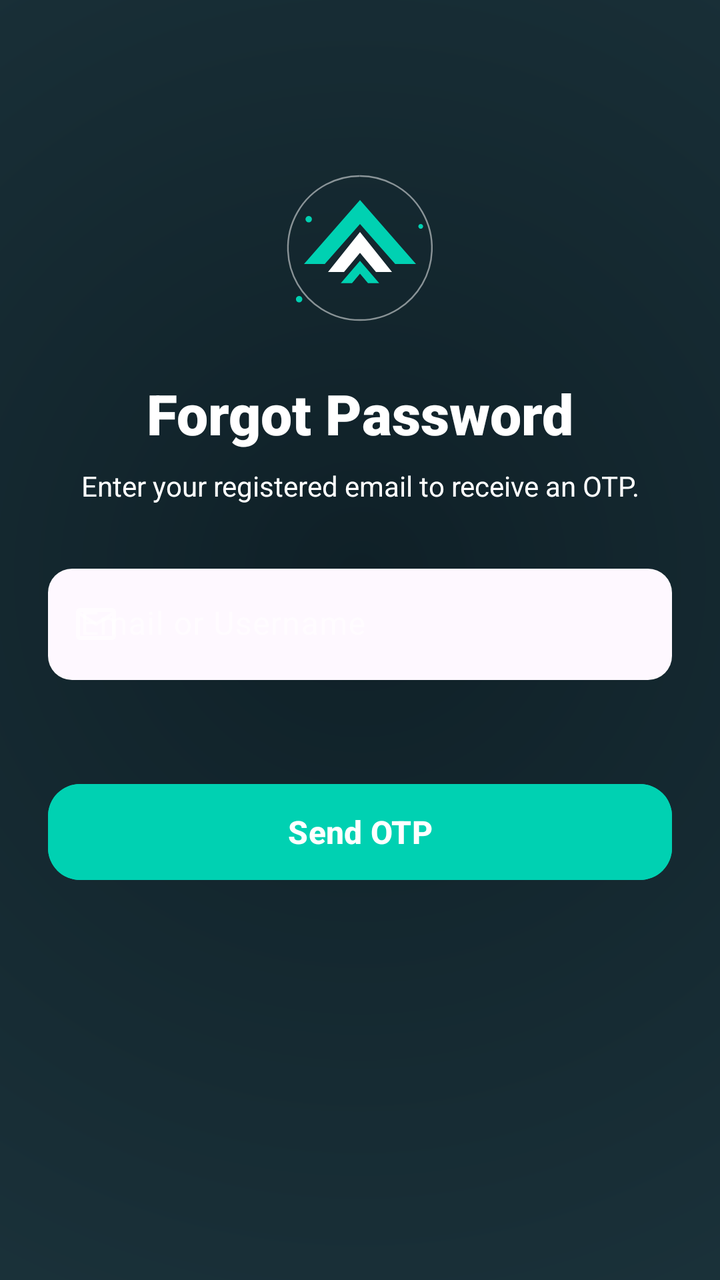
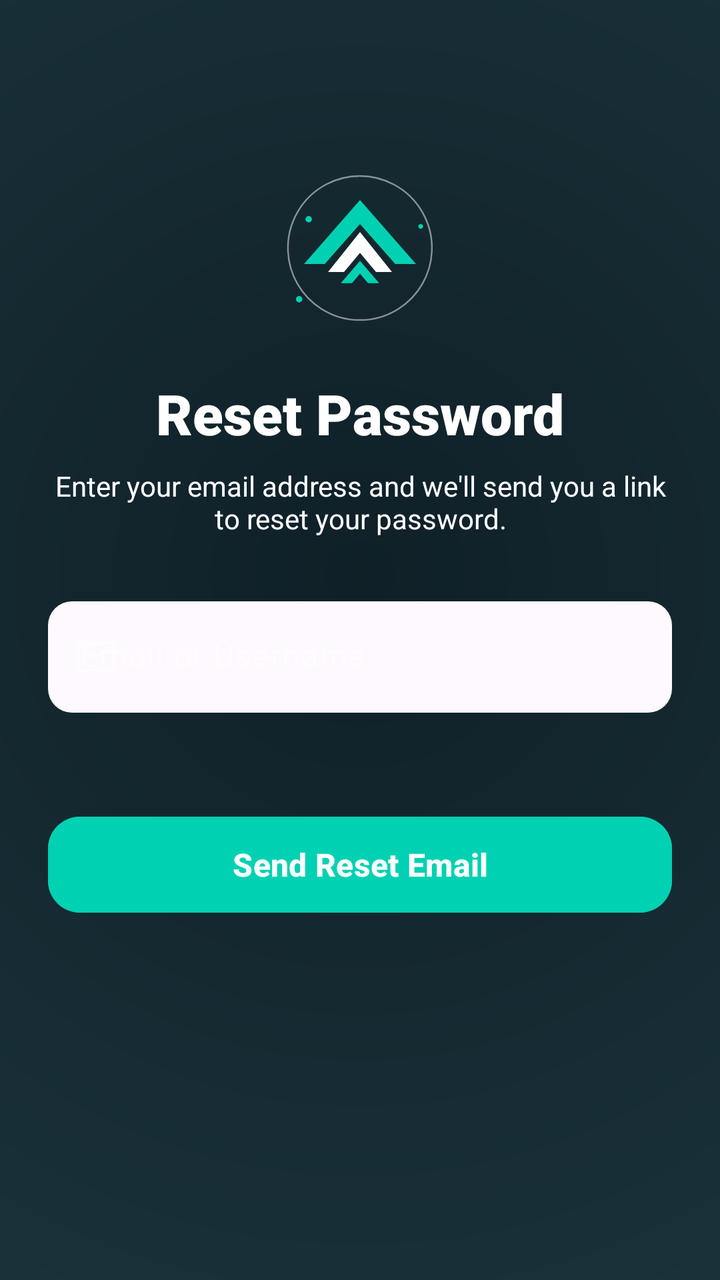

Screens rendered from an Android XML layout before and after an edit, with the pre-edit source and the edit as a unified diff.
<!-- AndroidManifest.xml: application theme Theme.VisualVibeFinCal -->
<!-- res/layout/activity_forgot_password.xml -->
<?xml version="1.0" encoding="utf-8"?>
<androidx.constraintlayout.widget.ConstraintLayout xmlns:android="http://schemas.android.com/apk/res/android"
    xmlns:app="http://schemas.android.com/apk/res-auto"
    xmlns:tools="http://schemas.android.com/tools"
    android:layout_width="match_parent"
    android:layout_height="match_parent"
    android:background="@drawable/splash_gradient"
    tools:context=".ForgotPasswordActivity">

    <ScrollView
        android:layout_width="match_parent"
        android:layout_height="match_parent"
        android:fillViewport="true"
        android:scrollbars="none">

        <androidx.constraintlayout.widget.ConstraintLayout
            android:layout_width="match_parent"
            android:layout_height="wrap_content"
            android:padding="24dp">

            <ImageView
                android:id="@+id/iv_logo"
                android:layout_width="80dp"
                android:layout_height="80dp"
                android:layout_marginTop="60dp"
                android:contentDescription="@string/app_logo"
                android:src="@drawable/ic_fincalc_logo_vector"
                app:layout_constraintEnd_toEndOf="parent"
                app:layout_constraintStart_toStartOf="parent"
                app:layout_constraintTop_toTopOf="parent" />

            <TextView
                android:id="@+id/tv_step_title"
                android:layout_width="wrap_content"
                android:layout_height="wrap_content"
                android:layout_marginTop="24dp"
                android:fontFamily="sans-serif-black"
                android:text="Forgot Password"
                android:textColor="@color/white"
                android:textSize="28sp"
                android:textStyle="bold"
                app:layout_constraintEnd_toEndOf="parent"
                app:layout_constraintStart_toStartOf="parent"
                app:layout_constraintTop_toBottomOf="@+id/iv_logo" />

            <TextView
                android:id="@+id/tv_step_desc"
                android:layout_width="0dp"
                android:layout_height="wrap_content"
                android:layout_marginTop="8dp"
                android:gravity="center"
                android:text="Enter your registered email to receive an OTP."
                android:textColor="@color/white"
                android:textSize="14sp"
                app:layout_constraintEnd_toEndOf="parent"
                app:layout_constraintStart_toStartOf="parent"
                app:layout_constraintTop_toBottomOf="@+id/tv_step_title" />

            <FrameLayout
                android:id="@+id/step_container"
                android:layout_width="match_parent"
                android:layout_height="wrap_content"
                android:layout_marginTop="32dp"
                app:layout_constraintTop_toBottomOf="@+id/tv_step_desc">

                
                <LinearLayout
                    android:id="@+id/layout_step_1"
                    android:layout_width="match_parent"
                    android:layout_height="wrap_content"
                    android:orientation="vertical">

                    <com.google.android.material.textfield.TextInputLayout
                        android:id="@+id/til_email"
                        style="@style/Widget.Material3.TextInputLayout.FilledBox"
                        android:layout_width="match_parent"
                        android:layout_height="wrap_content"
                        android:hint="@string/email_or_username"
                        android:textColorHint="#99FFFFFF"
                        app:boxBackgroundColor="#20FFFFFF"
                        app:boxCornerRadiusBottomEnd="12dp"
                        app:boxCornerRadiusBottomStart="12dp"
                        app:boxCornerRadiusTopEnd="12dp"
                        app:boxCornerRadiusTopStart="12dp"
                        app:boxStrokeWidth="0dp"
                        app:boxStrokeWidthFocused="1dp"
                        app:hintTextColor="#00D1B2"
                        app:startIconDrawable="@drawable/ic_email"
                        app:startIconTint="#99FFFFFF">

                        <com.google.android.material.textfield.TextInputEditText
                            android:id="@+id/et_email"
                            android:layout_width="match_parent"
                            android:layout_height="wrap_content"
                            android:inputType="textEmailAddress"
                            android:textColor="@color/white" />
                    </com.google.android.material.textfield.TextInputLayout>
                </LinearLayout>

                
                <LinearLayout
                    android:id="@+id/layout_step_2"
                    android:layout_width="match_parent"
                    android:layout_height="wrap_content"
                    android:orientation="vertical"
                    android:visibility="gone">

                    <com.google.android.material.textfield.TextInputLayout
                        android:id="@+id/til_otp"
                        style="@style/Widget.Material3.TextInputLayout.FilledBox"
                        android:layout_width="match_parent"
                        android:layout_height="wrap_content"
                        android:hint="6-Digit OTP"
                        android:textColorHint="#99FFFFFF"
                        app:boxBackgroundColor="#20FFFFFF"
                        app:boxCornerRadiusBottomEnd="12dp"
                        app:boxCornerRadiusBottomStart="12dp"
                        app:boxCornerRadiusTopEnd="12dp"
                        app:boxCornerRadiusTopStart="12dp"
                        app:boxStrokeWidth="0dp"
                        app:boxStrokeWidthFocused="1dp"
                        app:hintTextColor="#00D1B2"
                        app:startIconDrawable="@drawable/ic_lock"
                        app:startIconTint="#99FFFFFF">

                        <com.google.android.material.textfield.TextInputEditText
                            android:id="@+id/et_otp"
                            android:layout_width="match_parent"
                            android:layout_height="wrap_content"
                            android:inputType="number"
                            android:maxLength="6"
                            android:textColor="@color/white" />
                    </com.google.android.material.textfield.TextInputLayout>

                    <TextView
                        android:id="@+id/tv_resend_otp"
                        android:layout_width="wrap_content"
                        android:layout_height="wrap_content"
                        android:layout_gravity="end"
                        android:layout_marginTop="8dp"
                        android:padding="8dp"
                        android:text="Resend OTP"
                        android:textColor="#00D1B2"
                        android:textStyle="bold" />
                </LinearLayout>

                
                <LinearLayout
                    android:id="@+id/layout_step_3"
                    android:layout_width="match_parent"
                    android:layout_height="wrap_content"
                    android:orientation="vertical"
                    android:visibility="gone">

                    <com.google.android.material.textfield.TextInputLayout
                        android:id="@+id/til_new_password"
                        style="@style/Widget.Material3.TextInputLayout.FilledBox"
                        android:layout_width="match_parent"
                        android:layout_height="wrap_content"
                        android:hint="@string/new_password"
                        android:textColorHint="#99FFFFFF"
                        app:boxBackgroundColor="#20FFFFFF"
                        app:boxCornerRadiusBottomEnd="12dp"
                        app:boxCornerRadiusBottomStart="12dp"
                        app:boxCornerRadiusTopEnd="12dp"
                        app:boxCornerRadiusTopStart="12dp"
                        app:boxStrokeWidth="0dp"
                        app:boxStrokeWidthFocused="1dp"
                        app:hintTextColor="#00D1B2"
                        app:passwordToggleEnabled="true"
                        app:passwordToggleTint="#99FFFFFF"
                        app:startIconDrawable="@drawable/ic_lock"
                        app:startIconTint="#99FFFFFF">

                        <com.google.android.material.textfield.TextInputEditText
                            android:id="@+id/et_new_password"
                            android:layout_width="match_parent"
                            android:layout_height="wrap_content"
                            android:inputType="textPassword"
                            android:textColor="@color/white" />
                    </com.google.android.material.textfield.TextInputLayout>

                    <com.google.android.material.textfield.TextInputLayout
                        android:id="@+id/til_confirm_password"
                        style="@style/Widget.Material3.TextInputLayout.FilledBox"
                        android:layout_width="match_parent"
                        android:layout_height="wrap_content"
                        android:layout_marginTop="16dp"
                        android:hint="Confirm New Password"
                        android:textColorHint="#99FFFFFF"
                        app:boxBackgroundColor="#20FFFFFF"
                        app:boxCornerRadiusBottomEnd="12dp"
                        app:boxCornerRadiusBottomStart="12dp"
                        app:boxCornerRadiusTopEnd="12dp"
                        app:boxCornerRadiusTopStart="12dp"
                        app:boxStrokeWidth="0dp"
                        app:boxStrokeWidthFocused="1dp"
                        app:hintTextColor="#00D1B2"
                        app:passwordToggleEnabled="true"
                        app:passwordToggleTint="#99FFFFFF"
                        app:startIconDrawable="@drawable/ic_lock"
                        app:startIconTint="#99FFFFFF">

                        <com.google.android.material.textfield.TextInputEditText
                            android:id="@+id/et_confirm_password"
                            android:layout_width="match_parent"
                            android:layout_height="wrap_content"
                            android:inputType="textPassword"
                            android:textColor="@color/white" />
                    </com.google.android.material.textfield.TextInputLayout>
                </LinearLayout>
            </FrameLayout>

            <com.google.android.material.button.MaterialButton
                android:id="@+id/btn_action"
                android:layout_width="match_parent"
                android:layout_height="56dp"
                android:layout_marginTop="48dp"
                android:backgroundTint="#00D1B2"
                android:text="Send OTP"
                android:textColor="@color/white"
                android:textSize="16sp"
                android:textStyle="bold"
                app:cornerRadius="16dp"
                app:layout_constraintTop_toBottomOf="@+id/step_container" />

        </androidx.constraintlayout.widget.ConstraintLayout>
    </ScrollView>

</androidx.constraintlayout.widget.ConstraintLayout>
<!-- resources referenced by this layout -->
<resources>
  <color name="white">#FFFFFFFF</color>
  <!-- drawable ic_email (drawable) -->
  <vector xmlns:android="http://schemas.android.com/apk/res/android"
      android:width="24dp"
      android:height="24dp"
      android:viewportWidth="24"
      android:viewportHeight="24"
      android:tint="@color/text_secondary">
      <path
          android:fillColor="@android:color/white"
          android:pathData="M20,4L4,4c-1.1,0 -2,0.9 -2,2v12c0,1.1 0.9,2 2,2h16c1.1,0 2,-0.9 2,-2L22,6c0,-1.1 -0.9,-2 -2,-2zM20,18L4,18L4,8l8,5 8,-5v10zM12,11L4,6h16l-8,5z" />
  </vector>
  <!-- drawable ic_fincalc_logo_vector (drawable) -->
  <?xml version="1.0" encoding="utf-8"?>
  <vector xmlns:android="http://schemas.android.com/apk/res/android"
      android:width="200dp"
      android:height="200dp"
      android:viewportWidth="100"
      android:viewportHeight="100">
  
      
      <path
          android:pathData="M50,5 A45,45 0 1,1 49.9,5"
          android:strokeWidth="1"
          android:strokeColor="#80FFFFFF" />
  
      
      <path
          android:fillColor="@color/accent_teal"
          android:pathData="M50,20 L85,60 L72,60 L50,35 L28,60 L15,60 Z" />
  
      
      <path
          android:fillColor="@color/white"
          android:pathData="M50,40 L70,65 L60,65 L50,53 L40,65 L30,65 Z" />
  
      
      <path
          android:fillColor="@color/accent_teal"
          android:pathData="M50,58 L62,72 L55,72 L50,66 L45,72 L38,72 Z" />
  
      
      <path
          android:fillColor="@color/accent_teal"
          android:pathData="M18,30 A2,2 0 1,1 17.9,30" />
      <path
          android:fillColor="@color/accent_teal"
          android:pathData="M12,80 A2,2 0 1,1 11.9,80" />
      <path
          android:fillColor="@color/accent_teal"
          android:pathData="M88,35 A1.5,1.5 0 1,1 87.9,35" />
  
  </vector>
  <!-- drawable ic_lock (drawable) -->
  <vector xmlns:android="http://schemas.android.com/apk/res/android"
      android:width="24dp"
      android:height="24dp"
      android:viewportWidth="24"
      android:viewportHeight="24"
      android:tint="@color/text_secondary">
      <path
          android:fillColor="@android:color/white"
          android:pathData="M18,8h-1L17,6c0,-2.76 -2.24,-5 -5,-5S7,3.24 7,6v2L6,8c-1.1,0 -2,0.9 -2,2v10c0,1.1 0.9,2 2,2h12c1.1,0 2,-0.9 2,-2L20,10c0,-1.1 -0.9,-2 -2,-2zM9,6c0,-1.66 1.34,-3 3,-3s3,1.34 3,3v2L9,8L9,6zM18,20L6,20L6,10h12v10zM12,17c1.1,0 2,-0.9 2,-2s-0.9,-2 -2,-2 -2,0.9 -2,2 0.9,2 2,2z" />
  </vector>
  <!-- drawable splash_gradient (drawable) -->
  <?xml version="1.0" encoding="utf-8"?>
  <shape xmlns:android="http://schemas.android.com/apk/res/android"
      android:shape="rectangle">
      <gradient
          android:centerX="50%"
          android:centerY="45%"
          android:endColor="@color/splash_bg_end"
          android:gradientRadius="600dp"
          android:startColor="@color/splash_bg_start"
          android:type="radial" />
  </shape>
  <string name="app_logo">App Logo</string>
  <string name="email_or_username">Email or Username</string>
  <string name="new_password">New Password</string>
  <style name="Theme.VisualVibeFinCal" parent="Base.Theme.VisualVibeFinCal" />
  <color name="text_secondary">#B0BEC5</color>
  <color name="accent_teal">#00D1B2</color>
  <color name="splash_bg_end">#203A43</color>
  <color name="splash_bg_start">#0F2027</color>
  <style name="Base.Theme.VisualVibeFinCal" parent="Theme.Material3.DayNight.NoActionBar">
          
          <item name="android:statusBarColor">@android:color/transparent</item>
          <item name="android:navigationBarColor">@android:color/transparent</item>
          <item name="android:windowLightStatusBar">false</item>
      </style>
</resources>

<!-- the commit's change to res/layout/activity_forgot_password.xml (unified diff, before → after) -->
@@ -35,7 +35,7 @@
                 android:layout_height="wrap_content"
                 android:layout_marginTop="24dp"
                 android:fontFamily="sans-serif-black"
-                android:text="Forgot Password"
+                android:text="@string/reset_password"
                 android:textColor="@color/white"
                 android:textSize="28sp"
                 android:textStyle="bold"
@@ -49,167 +49,47 @@
                 android:layout_height="wrap_content"
                 android:layout_marginTop="8dp"
                 android:gravity="center"
-                android:text="Enter your registered email to receive an OTP."
+                android:text="@string/enter_email_reset"
                 android:textColor="@color/white"
                 android:textSize="14sp"
                 app:layout_constraintEnd_toEndOf="parent"
                 app:layout_constraintStart_toStartOf="parent"
                 app:layout_constraintTop_toBottomOf="@+id/tv_step_title" />
 
-            <FrameLayout
-                android:id="@+id/step_container"
+            <LinearLayout
+                android:id="@+id/layout_step_1"
                 android:layout_width="match_parent"
                 android:layout_height="wrap_content"
                 android:layout_marginTop="32dp"
+                android:orientation="vertical"
                 app:layout_constraintTop_toBottomOf="@+id/tv_step_desc">
 
-                
-                <LinearLayout
-                    android:id="@+id/layout_step_1"
+                <com.google.android.material.textfield.TextInputLayout
+                    android:id="@+id/til_email"
+                    style="@style/Widget.Material3.TextInputLayout.FilledBox"
                     android:layout_width="match_parent"
                     android:layout_height="wrap_content"
-                    android:orientation="vertical">
+                    android:hint="@string/email_or_username"
+                    android:textColorHint="#99FFFFFF"
+                    app:boxBackgroundColor="#20FFFFFF"
+                    app:boxCornerRadiusBottomEnd="12dp"
+                    app:boxCornerRadiusBottomStart="12dp"
+                    app:boxCornerRadiusTopEnd="12dp"
+                    app:boxCornerRadiusTopStart="12dp"
+                    app:boxStrokeWidth="0dp"
+                    app:boxStrokeWidthFocused="1dp"
+                    app:hintTextColor="#00D1B2"
+                    app:startIconDrawable="@drawable/ic_email"
+                    app:startIconTint="#99FFFFFF">
 
-                    <com.google.android.material.textfield.TextInputLayout
-                        android:id="@+id/til_email"
-                        style="@style/Widget.Material3.TextInputLayout.FilledBox"
+                    <com.google.android.material.textfield.TextInputEditText
+                        android:id="@+id/et_email"
                         android:layout_width="match_parent"
                         android:layout_height="wrap_content"
-                        android:hint="@string/email_or_username"
-                        android:textColorHint="#99FFFFFF"
-                        app:boxBackgroundColor="#20FFFFFF"
-                        app:boxCornerRadiusBottomEnd="12dp"
-                        app:boxCornerRadiusBottomStart="12dp"
-                        app:boxCornerRadiusTopEnd="12dp"
-                        app:boxCornerRadiusTopStart="12dp"
-                        app:boxStrokeWidth="0dp"
-                        app:boxStrokeWidthFocused="1dp"
-                        app:hintTextColor="#00D1B2"
-                        app:startIconDrawable="@drawable/ic_email"
-                        app:startIconTint="#99FFFFFF">
-
-                        <com.google.android.material.textfield.TextInputEditText
-                            android:id="@+id/et_email"
-                            android:layout_width="match_parent"
-                            android:layout_height="wrap_content"
-                            android:inputType="textEmailAddress"
-                            android:textColor="@color/white" />
-                    </com.google.android.material.textfield.TextInputLayout>
-                </LinearLayout>
-
-                
-                <LinearLayout
-                    android:id="@+id/layout_step_2"
-                    android:layout_width="match_parent"
-                    android:layout_height="wrap_content"
-                    android:orientation="vertical"
-                    android:visibility="gone">
-
-                    <com.google.android.material.textfield.TextInputLayout
-                        android:id="@+id/til_otp"
-                        style="@style/Widget.Material3.TextInputLayout.FilledBox"
-                        android:layout_width="match_parent"
-                        android:layout_height="wrap_content"
-                        android:hint="6-Digit OTP"
-                        android:textColorHint="#99FFFFFF"
-                        app:boxBackgroundColor="#20FFFFFF"
-                        app:boxCornerRadiusBottomEnd="12dp"
-                        app:boxCornerRadiusBottomStart="12dp"
-                        app:boxCornerRadiusTopEnd="12dp"
-                        app:boxCornerRadiusTopStart="12dp"
-                        app:boxStrokeWidth="0dp"
-                        app:boxStrokeWidthFocused="1dp"
-                        app:hintTextColor="#00D1B2"
-                        app:startIconDrawable="@drawable/ic_lock"
-                        app:startIconTint="#99FFFFFF">
-
-                        <com.google.android.material.textfield.TextInputEditText
-                            android:id="@+id/et_otp"
-                            android:layout_width="match_parent"
-                            android:layout_height="wrap_content"
-                            android:inputType="number"
-                            android:maxLength="6"
-                            android:textColor="@color/white" />
-                    </com.google.android.material.textfield.TextInputLayout>
-
-                    <TextView
-                        android:id="@+id/tv_resend_otp"
-                        android:layout_width="wrap_content"
-                        android:layout_height="wrap_content"
-                        android:layout_gravity="end"
-                        android:layout_marginTop="8dp"
-                        android:padding="8dp"
-                        android:text="Resend OTP"
-                        android:textColor="#00D1B2"
-                        android:textStyle="bold" />
-                </LinearLayout>
-
-                
-                <LinearLayout
-                    android:id="@+id/layout_step_3"
-                    android:layout_width="match_parent"
-                    android:layout_height="wrap_content"
-                    android:orientation="vertical"
-                    android:visibility="gone">
-
-                    <com.google.android.material.textfield.TextInputLayout
-                        android:id="@+id/til_new_password"
-                        style="@style/Widget.Material3.TextInputLayout.FilledBox"
-                        android:layout_width="match_parent"
-                        android:layout_height="wrap_content"
-                        android:hint="@string/new_password"
-                        android:textColorHint="#99FFFFFF"
-                        app:boxBackgroundColor="#20FFFFFF"
-                        app:boxCornerRadiusBottomEnd="12dp"
-                        app:boxCornerRadiusBottomStart="12dp"
-                        app:boxCornerRadiusTopEnd="12dp"
-                        app:boxCornerRadiusTopStart="12dp"
-                        app:boxStrokeWidth="0dp"
-                        app:boxStrokeWidthFocused="1dp"
-                        app:hintTextColor="#00D1B2"
-                        app:passwordToggleEnabled="true"
-                        app:passwordToggleTint="#99FFFFFF"
-                        app:startIconDrawable="@drawable/ic_lock"
-                        app:startIconTint="#99FFFFFF">
-
-                        <com.google.android.material.textfield.TextInputEditText
-                            android:id="@+id/et_new_password"
-                            android:layout_width="match_parent"
-                            android:layout_height="wrap_content"
-                            android:inputType="textPassword"
-                            android:textColor="@color/white" />
-                    </com.google.android.material.textfield.TextInputLayout>
-
-                    <com.google.android.material.textfield.TextInputLayout
-                        android:id="@+id/til_confirm_password"
-                        style="@style/Widget.Material3.TextInputLayout.FilledBox"
-                        android:layout_width="match_parent"
-                        android:layout_height="wrap_content"
-                        android:layout_marginTop="16dp"
-                        android:hint="Confirm New Password"
-                        android:textColorHint="#99FFFFFF"
-                        app:boxBackgroundColor="#20FFFFFF"
-                        app:boxCornerRadiusBottomEnd="12dp"
-                        app:boxCornerRadiusBottomStart="12dp"
-                        app:boxCornerRadiusTopEnd="12dp"
-                        app:boxCornerRadiusTopStart="12dp"
-                        app:boxStrokeWidth="0dp"
-                        app:boxStrokeWidthFocused="1dp"
-                        app:hintTextColor="#00D1B2"
-                        app:passwordToggleEnabled="true"
-                        app:passwordToggleTint="#99FFFFFF"
-                        app:startIconDrawable="@drawable/ic_lock"
-                        app:startIconTint="#99FFFFFF">
-
-                        <com.google.android.material.textfield.TextInputEditText
-                            android:id="@+id/et_confirm_password"
-                            android:layout_width="match_parent"
-                            android:layout_height="wrap_content"
-                            android:inputType="textPassword"
-                            android:textColor="@color/white" />
-                    </com.google.android.material.textfield.TextInputLayout>
-                </LinearLayout>
-            </FrameLayout>
+                        android:inputType="textEmailAddress"
+                        android:textColor="@color/white" />
+                </com.google.android.material.textfield.TextInputLayout>
+            </LinearLayout>
 
             <com.google.android.material.button.MaterialButton
                 android:id="@+id/btn_action"
@@ -217,12 +97,12 @@
                 android:layout_height="56dp"
                 android:layout_marginTop="48dp"
                 android:backgroundTint="#00D1B2"
-                android:text="Send OTP"
+                android:text="@string/send_reset_email"
                 android:textColor="@color/white"
                 android:textSize="16sp"
                 android:textStyle="bold"
                 app:cornerRadius="16dp"
-                app:layout_constraintTop_toBottomOf="@+id/step_container" />
+                app:layout_constraintTop_toBottomOf="@+id/layout_step_1" />
 
         </androidx.constraintlayout.widget.ConstraintLayout>
     </ScrollView>
<!-- resource entries referenced after the edit -->
@@ -53,17 +53,6 @@
           android:pathData="M88,35 A1.5,1.5 0 1,1 87.9,35" />
   
   </vector>
-  <!-- drawable ic_lock (drawable) -->
-  <vector xmlns:android="http://schemas.android.com/apk/res/android"
-      android:width="24dp"
-      android:height="24dp"
-      android:viewportWidth="24"
-      android:viewportHeight="24"
-      android:tint="@color/text_secondary">
-      <path
-          android:fillColor="@android:color/white"
-          android:pathData="M18,8h-1L17,6c0,-2.76 -2.24,-5 -5,-5S7,3.24 7,6v2L6,8c-1.1,0 -2,0.9 -2,2v10c0,1.1 0.9,2 2,2h12c1.1,0 2,-0.9 2,-2L20,10c0,-1.1 -0.9,-2 -2,-2zM9,6c0,-1.66 1.34,-3 3,-3s3,1.34 3,3v2L9,8L9,6zM18,20L6,20L6,10h12v10zM12,17c1.1,0 2,-0.9 2,-2s-0.9,-2 -2,-2 -2,0.9 -2,2 0.9,2 2,2z" />
-  </vector>
   <!-- drawable splash_gradient (drawable) -->
   <?xml version="1.0" encoding="utf-8"?>
   <shape xmlns:android="http://schemas.android.com/apk/res/android"
@@ -78,7 +67,9 @@
   </shape>
   <string name="app_logo">App Logo</string>
   <string name="email_or_username">Email or Username</string>
-  <string name="new_password">New Password</string>
+  <string name="enter_email_reset">Enter your email address and we\'ll send you a link to reset your password.</string>
+  <string name="reset_password">Reset Password</string>
+  <string name="send_reset_email">Send Reset Email</string>
   <style name="Theme.VisualVibeFinCal" parent="Base.Theme.VisualVibeFinCal" />
   <color name="text_secondary">#B0BEC5</color>
   <color name="accent_teal">#00D1B2</color>
